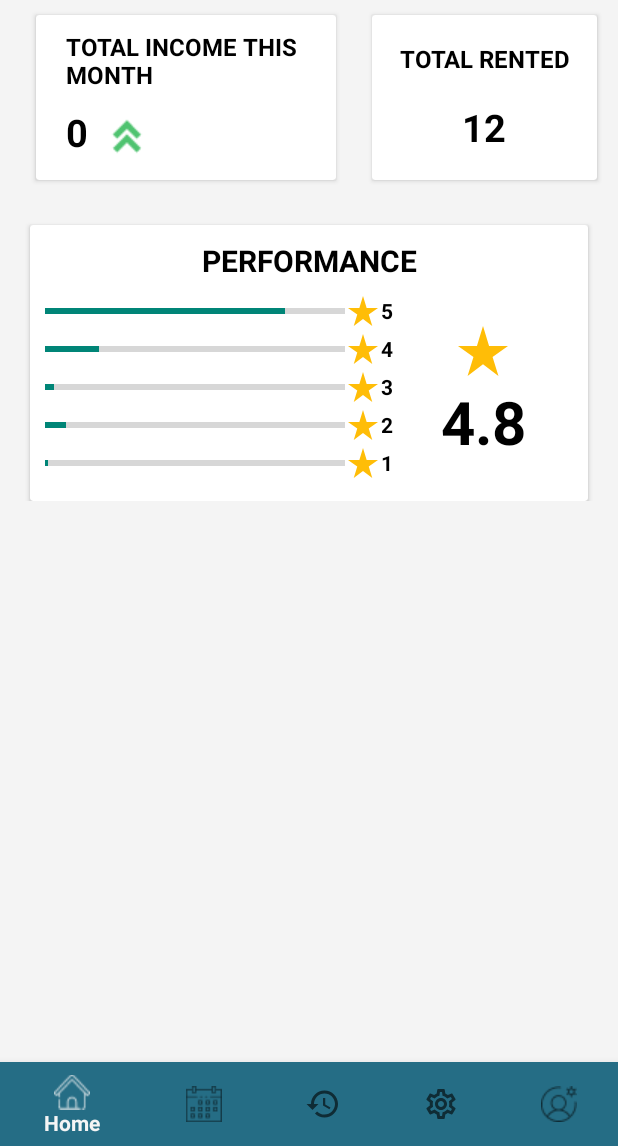
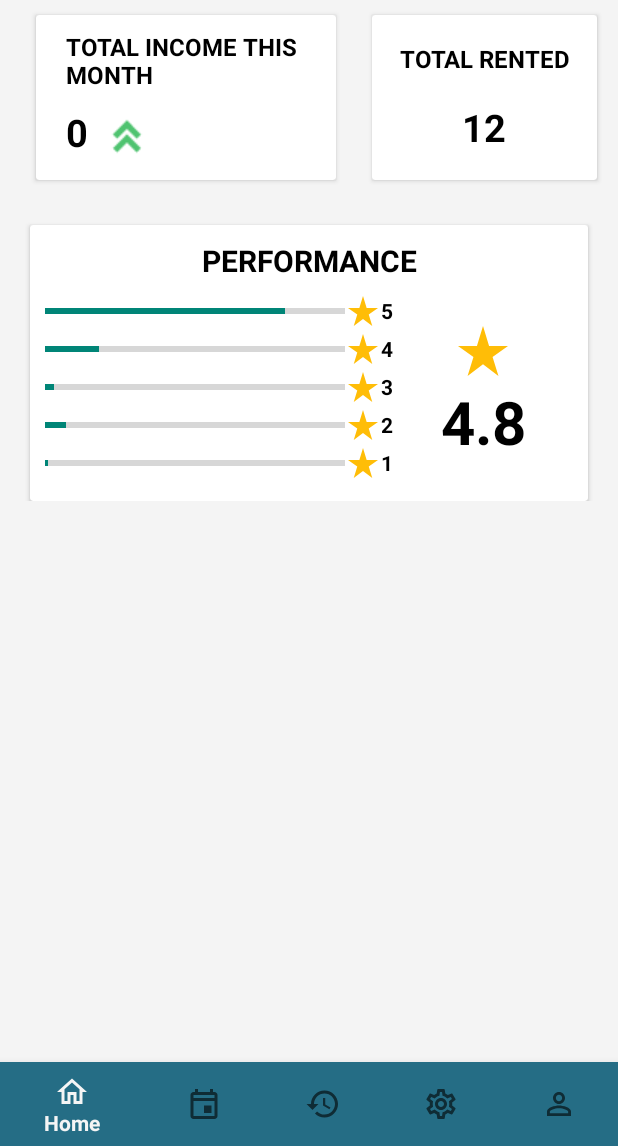
Before and after one commit to antoniuskevin15/UASMAP22_Admin, an Android app: the screen it shows after launch once a user with an empty profile is signed in (HomeActivity), on a phone screen of 412 x 824 dp, the part 90-1236 px from its top. Run offline under Robolectric (Android 15) with nearby library versions, the phone set to English and light mode, and no system bars; our stand-ins replace Firebase (no records; nobody signed in at launch, a user with empty details on screens opened directly); 1 statement that could not run was skipped.

Commit message:
botnavview logo

```diff
--- /dev/null
+++ b/app/src/main/res/drawable-v24/ic_outline_event_24.xml
@@ -0,0 +1,5 @@
+<vector android:height="24dp" android:tint="#383434"
+    android:viewportHeight="24" android:viewportWidth="24"
+    android:width="24dp" xmlns:android="http://schemas.android.com/apk/res/android">
+    <path android:fillColor="@android:color/white" android:pathData="M19,4h-1L18,2h-2v2L8,4L8,2L6,2v2L5,4c-1.11,0 -1.99,0.9 -1.99,2L3,20c0,1.1 0.89,2 2,2h14c1.1,0 2,-0.9 2,-2L21,6c0,-1.1 -0.9,-2 -2,-2zM19,20L5,20L5,10h14v10zM19,8L5,8L5,6h14v2zM12,13h5v5h-5z"/>
+</vector>
--- /dev/null
+++ b/app/src/main/res/drawable-v24/ic_outline_home_24.xml
@@ -0,0 +1,5 @@
+<vector android:height="24dp" android:tint="#383434"
+    android:viewportHeight="24" android:viewportWidth="24"
+    android:width="24dp" xmlns:android="http://schemas.android.com/apk/res/android">
+    <path android:fillColor="@android:color/white" android:pathData="M12,5.69l5,4.5V18h-2v-6H9v6H7v-7.81l5,-4.5M12,3L2,12h3v8h6v-6h2v6h6v-8h3L12,3z"/>
+</vector>
--- /dev/null
+++ b/app/src/main/res/drawable-v24/ic_outline_local_grocery_store_24.xml
@@ -0,0 +1,5 @@
+<vector android:height="24dp" android:tint="#383434"
+    android:viewportHeight="24" android:viewportWidth="24"
+    android:width="24dp" xmlns:android="http://schemas.android.com/apk/res/android">
+    <path android:fillColor="@android:color/white" android:pathData="M7,18c-1.1,0 -1.99,0.9 -1.99,2S5.9,22 7,22s2,-0.9 2,-2 -0.9,-2 -2,-2zM17,18c-1.1,0 -1.99,0.9 -1.99,2s0.89,2 1.99,2 2,-0.9 2,-2 -0.9,-2 -2,-2zM15.55,13c0.75,0 1.41,-0.41 1.75,-1.03l3.58,-6.49c0.37,-0.66 -0.11,-1.48 -0.87,-1.48L5.21,4l-0.94,-2L1,2v2h2l3.6,7.59 -1.35,2.44C4.52,15.37 5.48,17 7,17h12v-2L7,15l1.1,-2h7.45zM6.16,6h12.15l-2.76,5L8.53,11L6.16,6z"/>
+</vector>
--- /dev/null
+++ b/app/src/main/res/drawable-v24/ic_outline_notifications_24.xml
@@ -0,0 +1,5 @@
+<vector android:height="24dp" android:tint="#383434"
+    android:viewportHeight="24" android:viewportWidth="24"
+    android:width="24dp" xmlns:android="http://schemas.android.com/apk/res/android">
+    <path android:fillColor="@android:color/white" android:pathData="M12,22c1.1,0 2,-0.9 2,-2h-4c0,1.1 0.9,2 2,2zM18,16v-5c0,-3.07 -1.63,-5.64 -4.5,-6.32L13.5,4c0,-0.83 -0.67,-1.5 -1.5,-1.5s-1.5,0.67 -1.5,1.5v0.68C7.64,5.36 6,7.92 6,11v5l-2,2v1h16v-1l-2,-2zM16,17L8,17v-6c0,-2.48 1.51,-4.5 4,-4.5s4,2.02 4,4.5v6z"/>
+</vector>
--- /dev/null
+++ b/app/src/main/res/drawable-v24/ic_outline_person_outline_24.xml
@@ -0,0 +1,5 @@
+<vector android:height="24dp" android:tint="#383434"
+    android:viewportHeight="24" android:viewportWidth="24"
+    android:width="24dp" xmlns:android="http://schemas.android.com/apk/res/android">
+    <path android:fillColor="@android:color/white" android:pathData="M12,5.9c1.16,0 2.1,0.94 2.1,2.1s-0.94,2.1 -2.1,2.1S9.9,9.16 9.9,8s0.94,-2.1 2.1,-2.1m0,9c2.97,0 6.1,1.46 6.1,2.1v1.1L5.9,18.1L5.9,17c0,-0.64 3.13,-2.1 6.1,-2.1M12,4C9.79,4 8,5.79 8,8s1.79,4 4,4 4,-1.79 4,-4 -1.79,-4 -4,-4zM12,13c-2.67,0 -8,1.34 -8,4v3h16v-3c0,-2.66 -5.33,-4 -8,-4z"/>
+</vector>
--- a/app/src/main/res/menu/bottom_tabs.xml
+++ b/app/src/main/res/menu/bottom_tabs.xml
@@ -2,10 +2,10 @@
 <menu xmlns:android="http://schemas.android.com/apk/res/android">
     <item android:id="@+id/action_home"
         android:title="Home"
-        android:icon="@drawable/home" />
+        android:icon="@drawable/ic_outline_home_24" />
     <item android:id="@+id/action_order"
         android:title="Order"
-        android:icon="@drawable/order" />
+        android:icon="@drawable/ic_outline_event_24" />
     <item android:id="@+id/action_history"
         android:title="History"
         android:icon="@drawable/ic_baseline_history_24" />
@@ -14,5 +14,5 @@
         android:icon="@drawable/ic_outline_settings_24" />
     <item android:id="@+id/action_profile"
         android:title="Profile"
-        android:icon="@drawable/profile" />
+        android:icon="@drawable/ic_outline_person_outline_24" />
 </menu>
```
